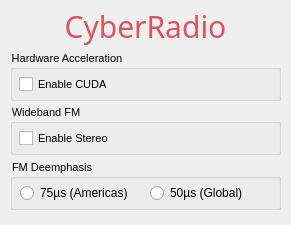
Before: the Qt Designer form src/main/resources/base/settingswindow.ui in luigifcruz/CyberRadio, drawn with Qt 5.
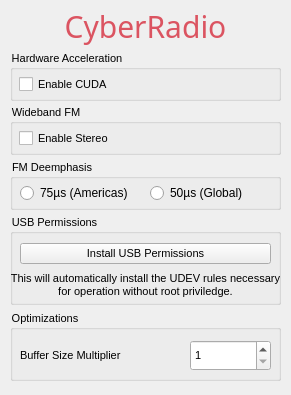
After: the same form once the commit is applied.

Diff of the .ui file:
```diff
--- a/src/main/resources/base/settingswindow.ui
+++ b/src/main/resources/base/settingswindow.ui
@@ -7,7 +7,7 @@
     <x>0</x>
     <y>0</y>
     <width>291</width>
-    <height>225</height>
+    <height>395</height>
    </rect>
   </property>
   <property name="sizePolicy">
@@ -19,13 +19,13 @@
   <property name="minimumSize">
    <size>
     <width>291</width>
-    <height>225</height>
+    <height>395</height>
    </size>
   </property>
   <property name="maximumSize">
    <size>
     <width>291</width>
-    <height>225</height>
+    <height>395</height>
    </size>
   </property>
   <property name="windowTitle">
@@ -177,6 +177,106 @@
     </property>
    </widget>
   </widget>
+  <widget class="QGroupBox" name="groupBox_4">
+   <property name="geometry">
+    <rect>
+     <x>10</x>
+     <y>214</y>
+     <width>271</width>
+     <height>91</height>
+    </rect>
+   </property>
+   <property name="font">
+    <font>
+     <pointsize>-1</pointsize>
+    </font>
+   </property>
+   <property name="styleSheet">
+    <string notr="true">font-size: 11px;</string>
+   </property>
+   <property name="title">
+    <string>USB Permissions</string>
+   </property>
+   <widget class="QPushButton" name="installUdevBtn">
+    <property name="geometry">
+     <rect>
+      <x>10</x>
+      <y>29</y>
+      <width>251</width>
+      <height>21</height>
+     </rect>
+    </property>
+    <property name="text">
+     <string>Install USB Permissions</string>
+    </property>
+   </widget>
+   <widget class="QLabel" name="label_2">
+    <property name="geometry">
+     <rect>
+      <x>0</x>
+      <y>50</y>
+      <width>271</width>
+      <height>41</height>
+     </rect>
+    </property>
+    <property name="text">
+     <string>This will automatically install the UDEV rules necessary for operation without root priviledge.</string>
+    </property>
+    <property name="alignment">
+     <set>Qt::AlignCenter</set>
+    </property>
+    <property name="wordWrap">
+     <bool>true</bool>
+    </property>
+   </widget>
+  </widget>
+  <widget class="QGroupBox" name="groupBox_5">
+   <property name="geometry">
+    <rect>
+     <x>10</x>
+     <y>310</y>
+     <width>271</width>
+     <height>71</height>
+    </rect>
+   </property>
+   <property name="font">
+    <font>
+     <pointsize>-1</pointsize>
+    </font>
+   </property>
+   <property name="styleSheet">
+    <string notr="true">font-size: 11px;</string>
+   </property>
+   <property name="title">
+    <string>Optimizations</string>
+   </property>
+   <widget class="QSpinBox" name="bufferMult">
+    <property name="geometry">
+     <rect>
+      <x>180</x>
+      <y>30</y>
+      <width>81</width>
+      <height>31</height>
+     </rect>
+    </property>
+    <property name="minimum">
+     <number>1</number>
+    </property>
+   </widget>
+   <widget class="QLabel" name="label_3">
+    <property name="geometry">
+     <rect>
+      <x>10</x>
+      <y>30</y>
+      <width>161</width>
+      <height>31</height>
+     </rect>
+    </property>
+    <property name="text">
+     <string>Buffer Size Multiplier</string>
+    </property>
+   </widget>
+  </widget>
  </widget>
  <resources/>
  <connections/>
```
